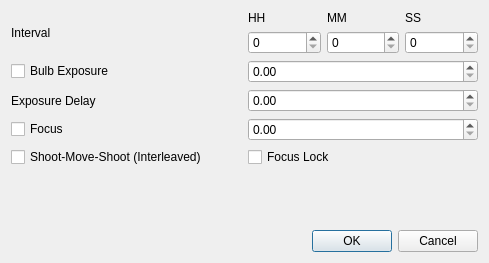
Above: Graffik/gui/film/Dialogs/cameracontroldialog.ui from DynamicPerception/Graffik_Legacy before the change. Below: the same form after it.
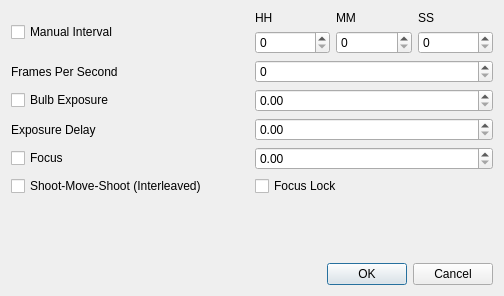
That is the form after the change.

Patch:
```diff
--- a/Graffik/gui/film/Dialogs/cameracontroldialog.ui
+++ b/Graffik/gui/film/Dialogs/cameracontroldialog.ui
@@ -6,8 +6,8 @@
    <rect>
     <x>0</x>
     <y>0</y>
-    <width>489</width>
-    <height>263</height>
+    <width>504</width>
+    <height>296</height>
    </rect>
   </property>
   <property name="windowTitle">
@@ -50,42 +50,35 @@
        </item>
       </layout>
      </item>
-     <item row="1" column="0">
+     <item row="2" column="0">
       <widget class="QCheckBox" name="bulbCheck">
        <property name="text">
         <string>Bulb Exposure</string>
        </property>
       </widget>
      </item>
-     <item row="2" column="0">
+     <item row="3" column="0">
       <widget class="QLabel" name="label">
        <property name="text">
         <string>Exposure Delay</string>
        </property>
       </widget>
      </item>
-     <item row="3" column="0">
+     <item row="4" column="0">
       <widget class="QCheckBox" name="focusCheck">
        <property name="text">
         <string>Focus</string>
        </property>
       </widget>
      </item>
-     <item row="4" column="0">
+     <item row="6" column="0">
       <widget class="QCheckBox" name="smsCheck">
        <property name="text">
         <string>Shoot-Move-Shoot (Interleaved)</string>
        </property>
       </widget>
      </item>
-     <item row="0" column="0">
-      <widget class="QLabel" name="label_2">
-       <property name="text">
-        <string>Interval</string>
-       </property>
-      </widget>
-     </item>
-     <item row="6" column="0" colspan="2">
+     <item row="8" column="0" colspan="2">
       <widget class="QDialogButtonBox" name="buttonBox">
        <property name="orientation">
         <enum>Qt::Horizontal</enum>
@@ -95,23 +88,23 @@
        </property>
       </widget>
      </item>
-     <item row="1" column="1">
-      <widget class="QDoubleSpinBox" name="bulbSpin"/>
-     </item>
      <item row="2" column="1">
-      <widget class="QDoubleSpinBox" name="delaySpin"/>
+      <widget class="QDoubleSpinBox" name="bulbSpin"/>
      </item>
      <item row="3" column="1">
-      <widget class="QDoubleSpinBox" name="focusSpin"/>
+      <widget class="QDoubleSpinBox" name="delaySpin"/>
      </item>
      <item row="4" column="1">
+      <widget class="QDoubleSpinBox" name="focusSpin"/>
+     </item>
+     <item row="6" column="1">
       <widget class="QCheckBox" name="lockCheck">
        <property name="text">
         <string>Focus Lock</string>
        </property>
       </widget>
      </item>
-     <item row="5" column="0">
+     <item row="7" column="0">
       <spacer name="verticalSpacer">
        <property name="orientation">
         <enum>Qt::Vertical</enum>
@@ -124,6 +117,23 @@
        </property>
       </spacer>
      </item>
+     <item row="0" column="0">
+      <widget class="QCheckBox" name="intervalCheck">
+       <property name="text">
+        <string>Manual Interval</string>
+       </property>
+      </widget>
+     </item>
+     <item row="1" column="0">
+      <widget class="QLabel" name="label_2">
+       <property name="text">
+        <string>Frames Per Second</string>
+       </property>
+      </widget>
+     </item>
+     <item row="1" column="1">
+      <widget class="QSpinBox" name="fpsSpin"/>
+     </item>
     </layout>
    </item>
   </layout>
```
